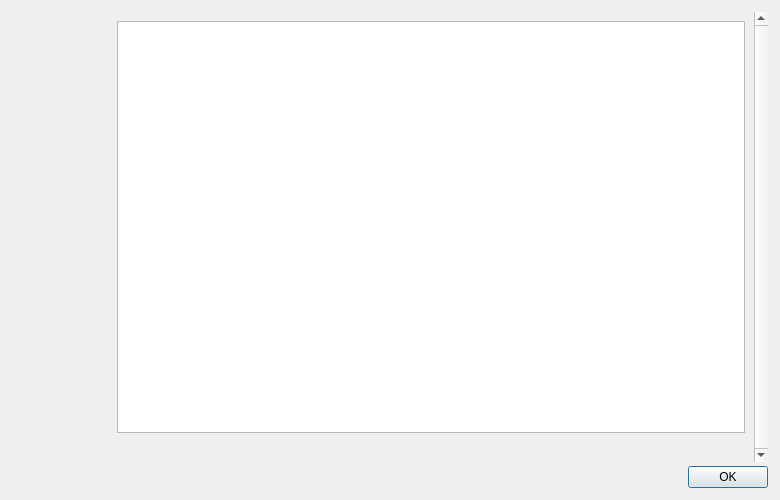
zocteam/zeroonecoin, file src/qt/forms/helpmessagedialog.ui: the form before one commit.
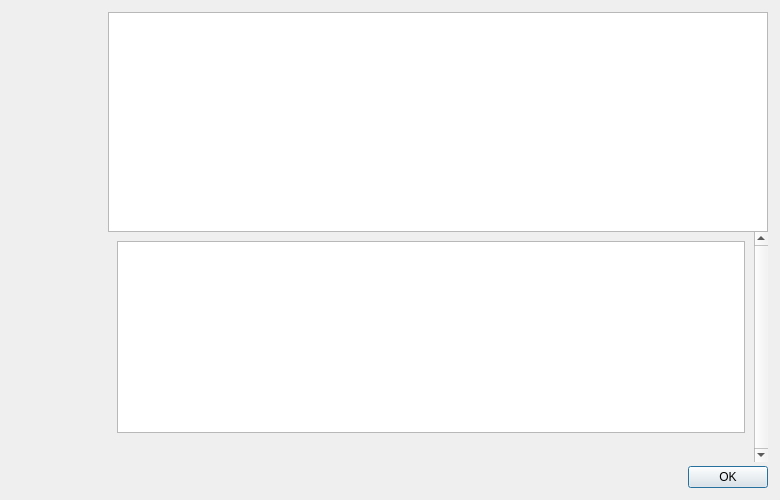
The form after the commit. Icons and pictures are not drawn.

The edit to the form file:
```diff
--- a/src/qt/forms/helpmessagedialog.ui
+++ b/src/qt/forms/helpmessagedialog.ui
@@ -99,6 +99,13 @@
    </item>
    <item>
     <layout class="QVBoxLayout" name="verticalLayout">
+     <item>
+      <widget class="QTextEdit" name="helpMessage">
+       <property name="readOnly">
+        <bool>true</bool>
+       </property>
+      </widget>
+     </item>
      <item>
       <widget class="QScrollArea" name="scrollArea">
        <property name="frameShape">
```
Left out of the diff: 2 changed lines with no effect on the pictures.
